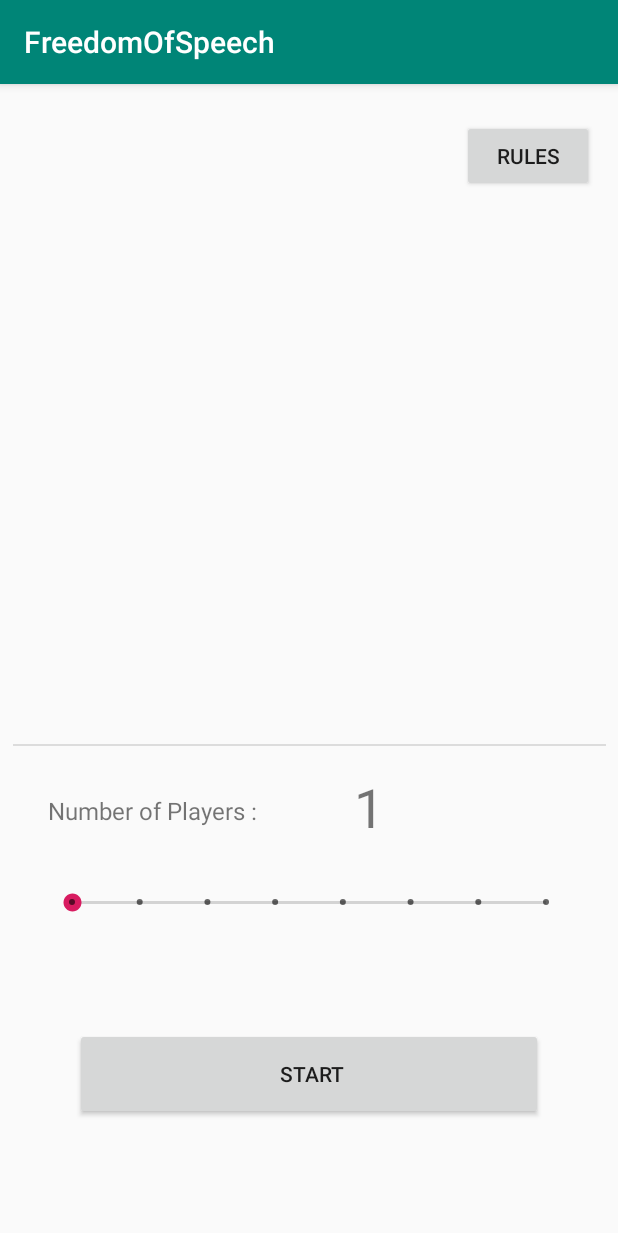
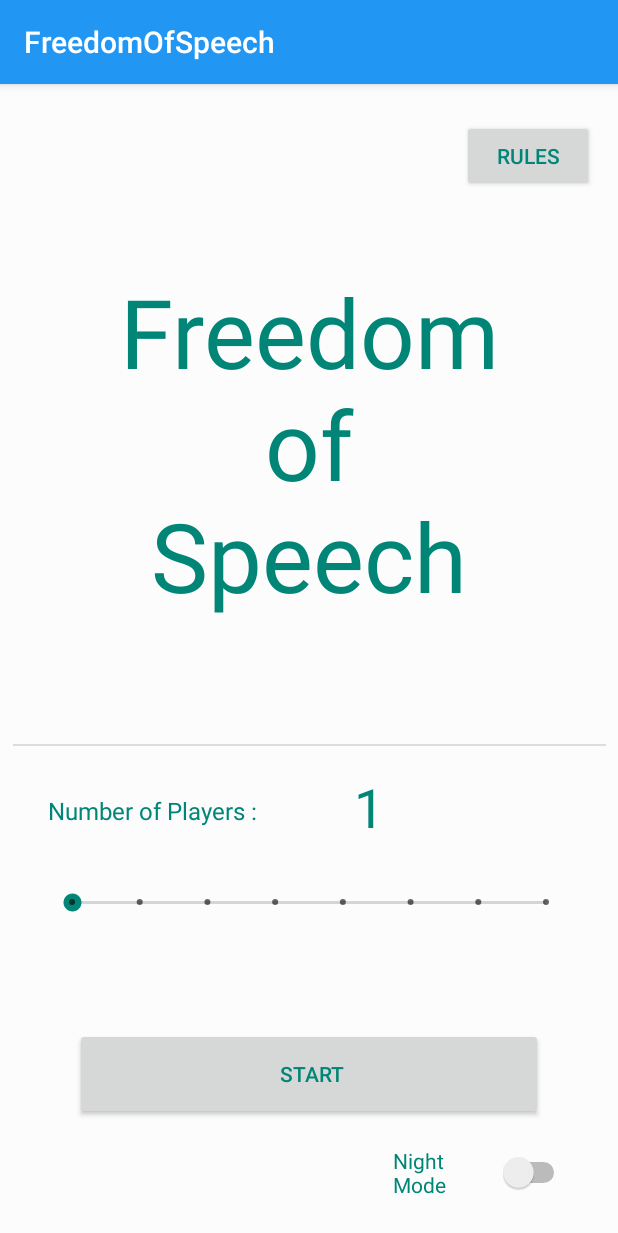
Before and after one commit to glie2/FreedomOfSpeech, an Android app: the screen it shows after launch (MainActivity), on a phone screen of 412 x 824 dp. Shown: the top 1233 px of the screen. Run offline under Robolectric (Android 15) with nearby library versions, the phone set to English and light mode, and no system bars.

Commit message:
Made the whole thing look bomb! As in I made a f***ing dark mode and other stuff

```diff
--- a/app/src/main/java/com/example/freedomofspeech/MainActivity.java
+++ b/app/src/main/java/com/example/freedomofspeech/MainActivity.java
@@ -1,12 +1,15 @@
 package com.example.freedomofspeech;
 
 import androidx.appcompat.app.AppCompatActivity;
+import androidx.appcompat.app.AppCompatDelegate;
 
 import android.content.Intent;
 import android.os.Bundle;
 import android.view.View;
 import android.widget.Button;
+import android.widget.CompoundButton;
 import android.widget.SeekBar;
+import android.widget.Switch;
 import android.widget.TextView;
 import java.util.ArrayList;
 
@@ -17,6 +20,7 @@ public class MainActivity extends AppCompatActivity {
     Button rulesButton;
     TextView numberOfPlayers;
     SeekBar seekBar;
+    Switch themeSwitch;
 
     static int[] scoreBoard = new int[8];
     static String starterWords[] = {"stress", "toys", "scant", "answer", "trap",
@@ -34,15 +38,39 @@ public class MainActivity extends AppCompatActivity {
 
     @Override
     protected void onCreate(Bundle savedInstanceState) {
+
+        if (AppCompatDelegate.getDefaultNightMode()==AppCompatDelegate.MODE_NIGHT_YES) {
+            setTheme(R.style.darktheme);
+        } else {
+            setTheme(R.style.AppTheme);
+        }
+
         super.onCreate(savedInstanceState);
         setContentView(R.layout.activity_main);
 
+
+        themeSwitch = findViewById(R.id.themeSwitch);
         usedWords = new ArrayList<>();
         startButton = findViewById(R.id.startButton);
         rulesButton = findViewById(R.id.rules_button);
         numberOfPlayers = findViewById(R.id.numberOfPlayers);
         seekBar = findViewById(R.id.seekBar);
 
+        if (AppCompatDelegate.getDefaultNightMode() == AppCompatDelegate.MODE_NIGHT_YES) {
+            themeSwitch.setChecked(true);
+        }
+        themeSwitch.setOnCheckedChangeListener(new CompoundButton.OnCheckedChangeListener() {
+            @Override
+            public void onCheckedChanged(CompoundButton buttonView, boolean isChecked) {
+                if (isChecked) {
+                    AppCompatDelegate.setDefaultNightMode(AppCompatDelegate.MODE_NIGHT_YES);
+                    restartApp();
+                } else {
+                    AppCompatDelegate.setDefaultNightMode(AppCompatDelegate.MODE_NIGHT_NO);
+                    restartApp();
+                }
+            }
+        });
         /**
          * SeekBar : Dotted scroll bar for user to select the desired number of players
          */
@@ -84,4 +112,10 @@ public class MainActivity extends AppCompatActivity {
             }
         });
     }
+
+    public void restartApp() {
+        Intent i = new Intent(getApplicationContext(), MainActivity.class);
+        startActivity(i);
+        finish();
+    }
 }
--- a/app/src/main/res/layout/activity_main.xml
+++ b/app/src/main/res/layout/activity_main.xml
@@ -4,7 +4,8 @@
     xmlns:tools="http://schemas.android.com/tools"
     android:layout_width="match_parent"
     android:layout_height="match_parent"
-    tools:context=".MainActivity">
+    tools:context=".MainActivity"
+    android:background="?attr/backgroundcolor">
 
     <Button
         android:id="@+id/startButton"
@@ -15,6 +16,7 @@
         android:layout_marginEnd="50dp"
         android:layout_marginBottom="8dp"
         android:text=" Start"
+        android:textColor="@color/colorPrimary"
         app:layout_constraintBottom_toBottomOf="parent"
         app:layout_constraintEnd_toEndOf="parent"
         app:layout_constraintStart_toStartOf="parent"
@@ -32,6 +34,7 @@
         android:layout_marginBottom="24dp"
         android:max="7"
         android:progress="0"
+        android:thumbTint="@color/colorPrimary"
         app:layout_constraintBottom_toTopOf="@+id/startButton"
         app:layout_constraintEnd_toEndOf="parent"
         app:layout_constraintStart_toStartOf="parent"
@@ -45,6 +48,7 @@
         android:layout_marginStart="32dp"
         android:layout_marginBottom="24dp"
         android:text="Number of Players : "
+        android:textColor="@color/colorPrimary"
         android:textSize="16sp"
         app:layout_constraintBottom_toTopOf="@+id/seekBar"
         app:layout_constraintStart_toStartOf="parent" />
@@ -53,6 +57,7 @@
         android:id="@+id/divider1"
         android:layout_width="395dp"
         android:layout_height="1dp"
+        android:divider="@color/colorPrimary"
         android:layout_marginBottom="32dp"
         android:background="?android:attr/listDivider"
         app:layout_constraintBottom_toTopOf="@+id/textView1"
@@ -67,6 +72,7 @@
         android:layout_marginTop="392dp"
         android:layout_marginEnd="16dp"
         android:layout_marginBottom="8dp"
+        android:textColor="@color/colorPrimary"
         android:textSize="36sp"
         app:layout_constraintBottom_toTopOf="@+id/seekBar"
         app:layout_constraintEnd_toEndOf="parent"
@@ -81,9 +87,45 @@
         android:layout_height="wrap_content"
         android:layout_marginTop="24dp"
         android:text="Rules"
+        android:textColor="@color/colorPrimary"
         app:layout_constraintEnd_toEndOf="parent"
         app:layout_constraintHorizontal_bias="0.95"
         app:layout_constraintStart_toStartOf="parent"
         app:layout_constraintTop_toTopOf="parent" />
 
+    <Switch
+        android:id="@+id/themeSwitch"
+        android:layout_width="118dp"
+        android:layout_height="wrap_content"
+        android:layout_marginStart="8dp"
+        android:layout_marginTop="8dp"
+        android:layout_marginEnd="8dp"
+        android:layout_marginBottom="8dp"
+        android:text="Night Mode"
+        android:textColor="@color/colorPrimary"
+        app:layout_constraintBottom_toBottomOf="parent"
+        app:layout_constraintEnd_toEndOf="parent"
+        app:layout_constraintHorizontal_bias="0.913"
+        app:layout_constraintStart_toStartOf="parent"
+        app:layout_constraintTop_toBottomOf="@+id/startButton"
+        app:layout_constraintVertical_bias="0.366" />
+
+    <TextView
+        android:id="@+id/titleText"
+        android:layout_width="267dp"
+        android:layout_height="232dp"
+        android:layout_marginStart="8dp"
+        android:layout_marginTop="8dp"
+        android:layout_marginEnd="8dp"
+        android:layout_marginBottom="8dp"
+        android:text="Freedom of Speech"
+        android:textAlignment="center"
+        android:textColor="@color/colorPrimary"
+        android:textSize="@android:dimen/notification_large_icon_width"
+        app:layout_constraintBottom_toTopOf="@+id/divider1"
+        app:layout_constraintEnd_toEndOf="parent"
+        app:layout_constraintStart_toStartOf="parent"
+        app:layout_constraintTop_toTopOf="parent"
+        app:layout_constraintVertical_bias="0.595" />
+
 </androidx.constraintlayout.widget.ConstraintLayout>
--- a/app/src/main/res/values/styles.xml
+++ b/app/src/main/res/values/styles.xml
@@ -1,11 +1,40 @@
 <resources>
 
     <!-- Base application theme. -->
+    <!-- Light/Day Mode theme. -->
     <style name="AppTheme" parent="Theme.AppCompat.Light.DarkActionBar">
         <!-- Customize your theme here. -->
-        <item name="colorPrimary">@color/colorPrimary</item>
-        <item name="colorPrimaryDark">@color/colorPrimaryDark</item>
+        <item name="colorPrimary">#2196F3</item>
+        <item name="colorPrimaryDark">#1976D2</item>
         <item name="colorAccent">@color/colorAccent</item>
+        <item name="backgroundcolor">#fcfcfc</item>
+        <item name="cardbackground">#ffffff</item>
+        <item name="textcolor">#808080</item>
+        <item name="tintcolor">#000000</item>
+        <item name="buttoncolor">#2196F3</item>
+        <item name="android:windowAnimationStyle">@style/WindowAnimationTransition</item>
     </style>
 
+
+    <!-- Night/Dark Mode theme. -->
+    <style name="darktheme" parent="Theme.AppCompat.Light.DarkActionBar">
+        <!-- Customize your theme here. -->
+        <item name="colorPrimary">#212121</item>
+        <item name="colorPrimaryDark">#000000</item>
+        <item name="colorAccent">@color/colorAccent</item>
+        <item name="backgroundcolor">#303030</item>
+        <item name="cardbackground">#424242</item>
+        <item name="textcolor">#ffffff</item>
+        <item name="tintcolor">#ffffff</item>
+        <item name="buttoncolor">#2196F3</item>
+        <item name="android:windowAnimationStyle">@style/WindowAnimationTransition</item>
+
+    </style>
+
+    <style name="WindowAnimationTransition">
+        <item name="android:windowEnterAnimation" >@android:anim/fade_in</item>
+        <item name="android:windowExitAnimation">@android:anim/fade_out</item>
+    </style>
+
+
 </resources>
```
Also changed, not shown: app/src/main/res/layout/activity_game.xml (+8 -1 lines), app/src/main/res/layout/activity_score_board.xml (+10 -0 lines), app/src/main/res/values/attrs.xml (added, +11 -0 lines).
